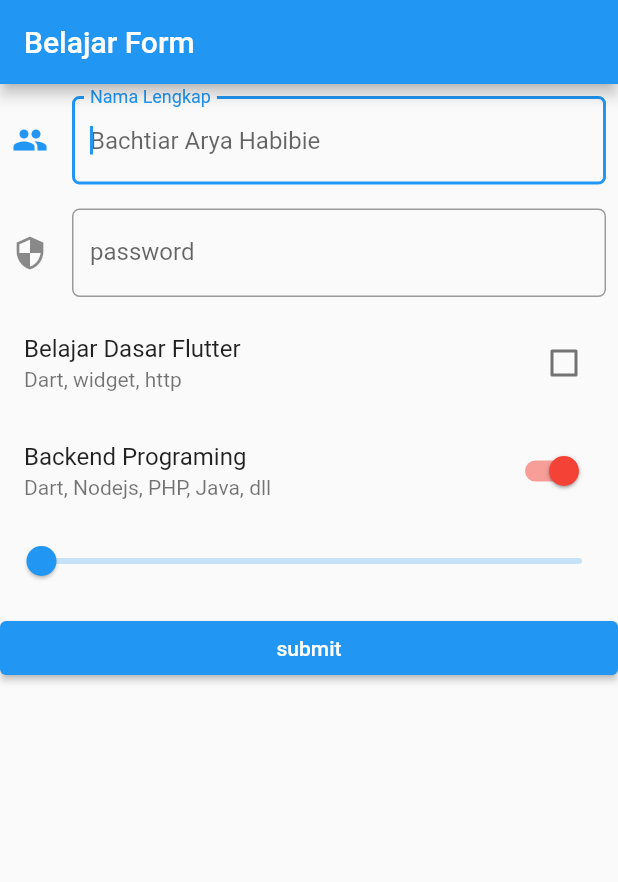
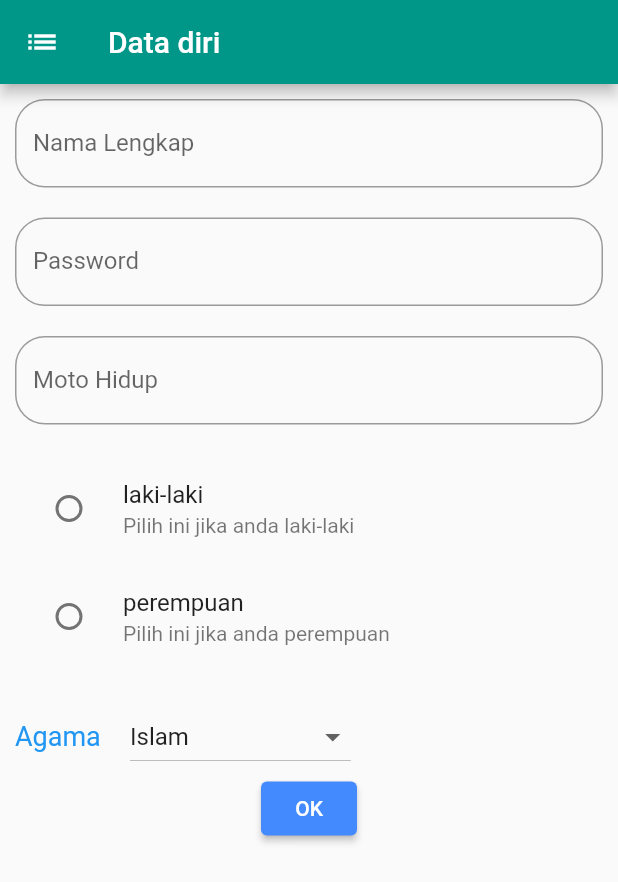
Before and after one commit to BachtiarAH/Workshop-website-flutter-form, a Flutter app: the screen it shows after launch, on a phone screen of 412 x 824 dp. Shown: the top 882 px of the screen. Run offline on Flutter 3.47's test engine with Material 2 defaults, Android fonts, the phone set to English and light mode, and no system bars.

Commit message:
acara 27 done

```diff
--- a/lib/main.dart
+++ b/lib/main.dart
@@ -1,9 +1,10 @@
 import 'package:flutter/material.dart';
+import 'package:minggu_7/view/Home.dart';
 import 'view/BelajarForm.dart';
 
 void main(List<String> args) {
   runApp(MaterialApp(
     title: "Belajar Form Flutter",
-    home: BelajarForm(),
+    home: Home(),
   ));
 }
--- /dev/null
+++ b/lib/view/Home.dart
@@ -0,0 +1,179 @@
+import 'package:flutter/material.dart';
+import 'package:flutter/src/widgets/container.dart';
+import 'package:flutter/src/widgets/framework.dart';
+
+class Home extends StatefulWidget {
+  const Home({super.key});
+
+  @override
+  State<Home> createState() => _HomeState();
+}
+
+class _HomeState extends State<Home> {
+  List<String> agama = [
+    "Islam",
+    "Kristen Protestan",
+    "Kristen Katolik",
+    "Hindu",
+    "Budha",
+  ];
+
+  String _agama = "Islam";
+  String _jk = "";
+
+  //controller
+  TextEditingController controllerNama = new TextEditingController();
+  TextEditingController controllerPass = new TextEditingController();
+  TextEditingController controllerMoto = new TextEditingController();
+
+  //fungsi memilih jenis kelamin
+  void _pilihJk(String value) {
+    setState(() {
+      _jk = value;
+    });
+  }
+
+  //fungsi pilih agaman
+  void _pilihAgama(String value) {
+    setState(() {
+      _agama = value;
+    });
+  }
+
+  //fungsid kirim data
+  void kirimdata() {
+    // ignore: unnecessary_new
+    AlertDialog alertDialog = new AlertDialog(
+      content: Container(
+        height: 200,
+        child: Column(
+          children: [
+            Text("Nama Lengkap : ${controllerNama.text}"),
+            Text("Password : ${controllerPass.text}"),
+            Text("Moto Hidup : ${controllerMoto.text}"),
+            Text("Jenis Kelamin : ${_jk}"),
+            Text("Agama : ${_agama}"),
+            ElevatedButton(
+              onPressed: () => Navigator.of(context).pop(),
+              child: Text("ok"),
+              style: ElevatedButton.styleFrom(backgroundColor: Colors.teal),
+            )
+          ],
+        ),
+      ),
+    );
+    showDialog(
+      context: context,
+      builder: (context) => alertDialog,
+    );
+  }
+
+  @override
+  Widget build(BuildContext context) {
+    return Scaffold(
+      appBar: AppBar(
+        leading: Icon(Icons.list),
+        title: Text("Data diri"),
+        backgroundColor: Colors.teal,
+      ),
+      body: ListView(
+        children: [
+          Container(
+            padding: EdgeInsets.all(10),
+            child: Column(
+              children: [
+                //nama lengkap
+                TextField(
+                  controller: controllerNama,
+                  decoration: InputDecoration(
+                      hintText: "Nama Lengkap",
+                      labelText: "Nama Lengkap",
+                      border: OutlineInputBorder(
+                          borderRadius: BorderRadius.circular(20))),
+                ),
+
+                Padding(padding: EdgeInsets.only(top: 20)),
+
+                //password
+                TextField(
+                  controller: controllerPass,
+                  obscureText: true,
+                  decoration: InputDecoration(
+                      hintText: "Password",
+                      labelText: "Password",
+                      border: OutlineInputBorder(
+                          borderRadius: BorderRadius.circular(20))),
+                ),
+
+                Padding(padding: EdgeInsets.only(top: 20)),
+
+                //moto hidup
+                TextField(
+                  controller: controllerMoto,
+                  decoration: InputDecoration(
+                      hintText: "Moto Hidup",
+                      labelText: "Moto Hidup",
+                      border: OutlineInputBorder(
+                          borderRadius: BorderRadius.circular(20))),
+                ),
+
+                Padding(padding: EdgeInsets.only(top: 20)),
+
+                RadioListTile(
+                  title: Text("laki-laki"),
+                  value: "laki-laki",
+                  groupValue: _jk,
+                  onChanged: (value) {
+                    _pilihJk(value!);
+                  },
+                  activeColor: Colors.blue,
+                  subtitle: Text("Pilih ini jika anda laki-laki"),
+                ),
+                RadioListTile(
+                  title: Text("perempuan"),
+                  value: "perempuan",
+                  groupValue: _jk,
+                  onChanged: (value) {
+                    _pilihJk(value!);
+                  },
+                  activeColor: Colors.blue,
+                  subtitle: Text("Pilih ini jika anda perempuan"),
+                ),
+                Padding(padding: EdgeInsets.only(top: 20)),
+
+                //agama
+                Row(
+                  children: [
+                    Text(
+                      "Agama ",
+                      style: TextStyle(fontSize: 18, color: Colors.blue),
+                    ),
+                    Padding(padding: EdgeInsets.only(left: 15)),
+                    DropdownButton(
+                        onChanged: (String? value) {
+                          _pilihAgama(value!);
+                        },
+                        value: _agama,
+                        items: agama.map((String? value) {
+                          return DropdownMenuItem(
+                            value: value,
+                            child: Text(value!),
+                          );
+                        }).toList())
+                  ],
+                ),
+                ElevatedButton(
+                    onPressed: () {
+                      kirimdata();
+                    },
+                    child: Text("OK"),
+                    style: ElevatedButton.styleFrom(backgroundColor: Colors.blueAccent),
+                    )
+              ],
+            ),
+          )
+        ],
+      ),
+    );
+  }
+}
```
